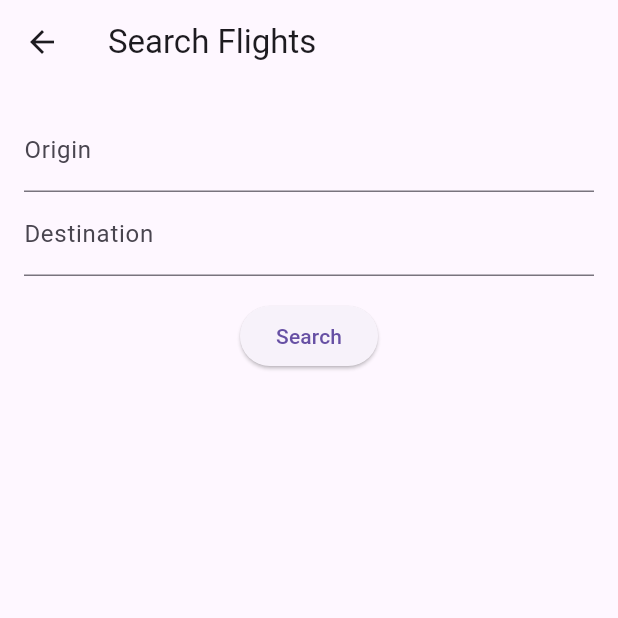
After one commit to buttercoconut/international_flight_booking_flutter, a Flutter app: the screen it shows after launch, after a tap on "Search Flights", on a phone screen of 412 x 824 dp, the top half of it. The commit adds this screen. Run offline on Flutter 3.47's test engine with Material 3 defaults, Android fonts, the phone set to English and light mode, and no system bars.

Commit message:
Create and Edit source

```diff
--- a/frontend/lib/main.dart
+++ b/frontend/lib/main.dart
@@ -1,21 +1,27 @@
 import 'package:flutter/material.dart';
-import 'screens/flight_search_screen.dart';
+import 'package:http/http.dart' as http;
+import 'dart:convert';
+
+import '../screens/home_screen.dart';
+import '../screens/search_screen.dart';
+import '../screens/booking_screen.dart';
 
 void main() {
-  runApp(const InternationalFlightBookingApp());
+  runApp(InternationalFlightBookingApp());
 }
 
 class InternationalFlightBookingApp extends StatelessWidget {
-  const InternationalFlightBookingApp({Key? key}) : super(key: key);
-
   @override
   Widget build(BuildContext context) {
     return MaterialApp(
       title: 'International Flight Booking',
-      theme: ThemeData(
-        primarySwatch: Colors.blue,
-      ),
-      home: const FlightSearchScreen(),
+      theme: ThemeData(primarySwatch: Colors.blue),
+      initialRoute: '/',
+      routes: {
+        '/': (context) => HomeScreen(),
+        '/search': (context) => SearchScreen(),
+        '/booking': (context) => BookingScreen(),
+      },
     );
   }
 }
--- /dev/null
+++ b/frontend/lib/screens/home_screen.dart
@@ -0,0 +1,19 @@
+import 'package:flutter/material.dart';
+import '../widgets/flight_card.dart';
+
+class HomeScreen extends StatelessWidget {
+  @override
+  Widget build(BuildContext context) {
+    return Scaffold(
+      appBar: AppBar(title: Text('International Flight Booking')),
+      body: Center(
+        child: ElevatedButton(
+          onPressed: () {
+            Navigator.pushNamed(context, '/search');
+          },
+          child: Text('Search Flights'),
+        ),
+      ),
+    );
+  }
+}
--- /dev/null
+++ b/frontend/lib/screens/search_screen.dart
@@ -0,0 +1,56 @@
+import 'package:flutter/material.dart';
+import '../widgets/flight_card.dart';
+import '../services/api_service.dart';
+
+class SearchScreen extends StatefulWidget {
+  @override
+  _SearchScreenState createState() => _SearchScreenState();
+}
+
+class _SearchScreenState extends State<SearchScreen> {
+  List<dynamic> flights = [];
+  final _originController = TextEditingController();
+  final _destinationController = TextEditingController();
+
+  void _search() async {
+    final results = await ApiService.searchFlights(
+      _originController.text,
+      _destinationController.text,
+    );
+    setState(() {
+      flights = results;
+    });
+  }
+
+  @override
+  Widget build(BuildContext context) {
+    return Scaffold(
+      appBar: AppBar(title: Text('Search Flights')),
+      body: Padding(
+        padding: const EdgeInsets.all(16.0),
+        child: Column(
+          children: [
+            TextField(
+              controller: _originController,
+              decoration: InputDecoration(labelText: 'Origin'),
+            ),
+            TextField(
+              controller: _destinationController,
+              decoration: InputDecoration(labelText: 'Destination'),
+            ),
+            SizedBox(height: 16),
+            ElevatedButton(onPressed: _search, child: Text('Search')),
+            Expanded(
+              child: ListView.builder(
+                itemCount: flights.length,
+                itemBuilder: (context, index) {
+                  return FlightCard(flight: flights[index]);
+                },
+              ),
+            ),
+          ],
+        ),
+      ),
+    );
+  }
+}
```
Also changed, not shown: frontend/lib/screens/booking_screen.dart (+16 -69 lines), 7 other files.
